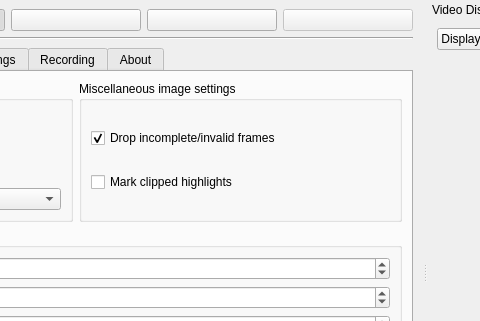
This is src/mainwindow.ui in AD-Vega/qarv as Qt 5 draws it before an edit; both pictures show x 270 to 750 and y 0 to 321 of the 926 by 543 pixel window. The edited form follows.
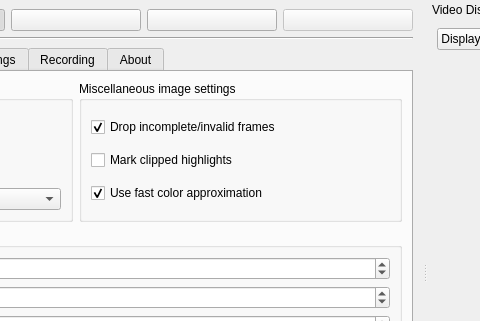
This is the edited form. The open tabs and pages were chosen to show the change. Icons and pictures are not drawn. Custom widgets are drawn as their Qt base class.

Commit message: Implement fast swscaler option in the GUI and expose flags in API.

The edit to the form file:
```diff
--- a/src/mainwindow.ui
+++ b/src/mainwindow.ui
@@ -649,6 +649,19 @@
                </property>
               </widget>
              </item>
+             <item>
+              <widget class="QCheckBox" name="useFastInterpolator">
+               <property name="toolTip">
+                <string>Only affects certain pixel formats. Colors are calculated using a fast bilinear scaler. Might yield better results for effectively gray images.</string>
+               </property>
+               <property name="text">
+                <string>Use fast color approximation</string>
+               </property>
+               <property name="checked">
+                <bool>true</bool>
+               </property>
+              </widget>
+             </item>
             </layout>
            </widget>
           </item>
```
The commit also changes 3 other files.
